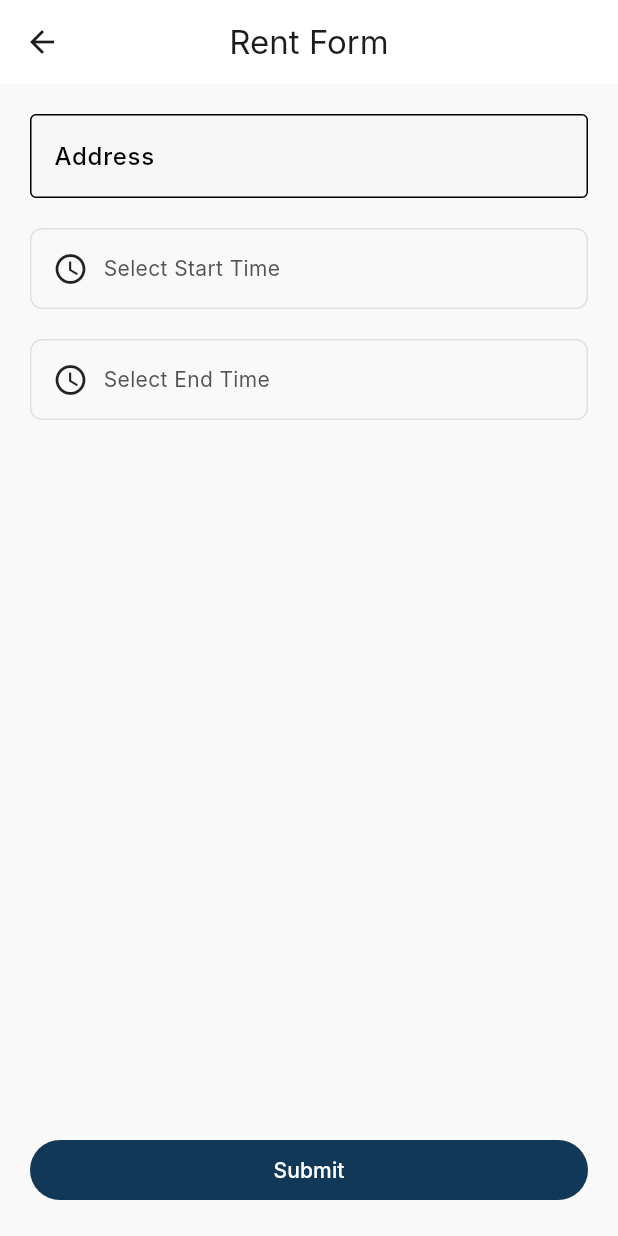
After one commit to alkaffdt/motorent_cons, a Flutter app: the RentFormPage screen opened directly, on a phone screen of 412 x 824 dp. The commit adds this screen. Run offline on Flutter 3.47's test engine with Material 3 defaults, Android fonts, the phone set to English and light mode, and no system bars; our stand-ins replace flutter_riverpod, supabase, supabase_flutter; accounts and stored records are empty; Roboto replaces fonts that are missing (Inter); statements that could not run were skipped.

Commit message:
feat: add rent_form_page

```diff
--- a/lib/features/home/presentation/widgets/rent_button.dart
+++ b/lib/features/home/presentation/widgets/rent_button.dart
@@ -1,7 +1,10 @@
 import 'package:flutter/material.dart';
 import 'package:flutter_riverpod/flutter_riverpod.dart';
+import 'package:motorent_cons/extensions/navigation_extension.dart';
 import 'package:motorent_cons/features/auth/presentation/widgets/login_dialog.dart';
 import 'package:motorent_cons/features/auth/presentation/providers/auth_providers.dart';
+import 'package:motorent_cons/features/rent_form/presentation/screens/rent_form_page.dart';
+import 'package:motorent_cons/themes/app_colors.dart';
 
 class PurchaseButton extends ConsumerWidget {
   final bool isVisible;
@@ -33,6 +36,8 @@ class PurchaseButton extends ConsumerWidget {
 
                   if (!loggedIn) {
                     LoginDialog.show(context);
+                  } else {
+                    context.push(RentFormPage());
                   }
                 },
                 child: const Text("Let's rent"),
--- /dev/null
+++ b/lib/features/rent_form/presentation/screens/rent_form_page.dart
@@ -0,0 +1,135 @@
+import 'package:flutter/material.dart';
+import 'package:flutter_riverpod/flutter_riverpod.dart';
+import 'package:motorent_cons/features/rent_form/presentation/providers/rent_form_controller.dart';
+
+class RentFormPage extends ConsumerWidget {
+  const RentFormPage({super.key});
+
+  Future<DateTime?> _pickDateTime(BuildContext context) async {
+    final date = await showDatePicker(
+      context: context,
+      firstDate: DateTime.now(),
+      lastDate: DateTime(2100),
+      initialDate: DateTime.now(),
+    );
+
+    if (date == null) return null;
+
+    final time = await showTimePicker(
+      context: context,
+      initialTime: TimeOfDay.now(),
+    );
+
+    if (time == null) return null;
+
+    return DateTime(date.year, date.month, date.day, time.hour, time.minute);
+  }
+
+  @override
+  Widget build(BuildContext context, WidgetRef ref) {
+    final state = ref.watch(rentFormProvider);
+    final notifier = ref.read(rentFormProvider.notifier);
+
+    return Scaffold(
+      appBar: AppBar(title: const Text("Rent Form")),
+      body: Padding(
+        padding: const EdgeInsets.all(20),
+        child: Column(
+          crossAxisAlignment: CrossAxisAlignment.start,
+          children: [
+            // Address Field
+            TextField(
+              decoration: const InputDecoration(
+                labelText: "Address",
+                border: OutlineInputBorder(),
+              ),
+              onChanged: notifier.setAddress,
+            ),
+
+            const SizedBox(height: 20),
+
+            // Start DateTime Picker
+            InkWell(
+              onTap: () async {
+                final result = await _pickDateTime(context);
+                if (result != null) notifier.setStartDateTime(result);
+              },
+              child: Container(
+                padding: const EdgeInsets.all(14),
+                decoration: BoxDecoration(
+                  border: Border.all(color: Colors.grey.shade300),
+                  borderRadius: BorderRadius.circular(8),
+                ),
+                child: Row(
+                  children: [
+                    const Icon(Icons.schedule),
+                    const SizedBox(width: 10),
+                    Text(
+                      state.startDateTime == null
+                          ? "Select Start Time"
+                          : state.startDateTime.toString(),
+                    ),
+                  ],
+                ),
+              ),
+            ),
+
+            const SizedBox(height: 20),
+
+            // End DateTime Picker
+            InkWell(
+              onTap: () async {
+                final result = await _pickDateTime(context);
+                if (result != null) notifier.setEndDateTime(result);
+              },
+              child: Container(
+                padding: const EdgeInsets.all(14),
+                decoration: BoxDecoration(
+                  border: Border.all(color: Colors.grey.shade300),
+                  borderRadius: BorderRadius.circular(8),
+                ),
+                child: Row(
+                  children: [
+                    const Icon(Icons.schedule_outlined),
+                    const SizedBox(width: 10),
+                    Text(
+                      state.endDateTime == null
+                          ? "Select End Time"
+                          : state.endDateTime.toString(),
+                    ),
+                  ],
+                ),
+              ),
+            ),
+
+            const Spacer(),
+
+            // Submit Button
+            SizedBox(
+              width: double.infinity,
+              child: FilledButton(
+                onPressed: () {
+                  if (state.address.isEmpty ||
+                      state.startDateTime == null ||
+                      state.endDateTime == null) {
+                    ScaffoldMessenger.of(context).showSnackBar(
+                      const SnackBar(content: Text("Please fill all fields.")),
+                    );
+                    return;
+                  }
+
+                  // TODO: connect with Supabase insert()
+
+                  ScaffoldMessenger.of(context).showSnackBar(
+                    const SnackBar(content: Text("Rental submitted!")),
+                  );
+                },
+                child: const Text("Submit"),
+              ),
+            ),
+          ],
+        ),
+      ),
+    );
+  }
+}
--- a/lib/themes/app_colors.dart
+++ b/lib/themes/app_colors.dart
@@ -1,9 +1,13 @@
 import 'package:flutter/material.dart';
 
 class AppColors {
-  static const Color primary = Color(0xFF2DD379);
+  static const Color primary = Color(0xFF113856);
   static const Color primaryDark = Color(0xFF1BB162);
   static const Color primaryLight = Color(0xFF6EF2A8);
+  //
+  static const Color secondary = Color(0xFF3FC0C0);
+  static const Color secondaryDark = Color(0xFF1BB162);
+  static const Color secondaryLight = Color(0xFF6EF2A8);
 
   static const Color black = Color(0xFF000000);
   static const Color darkGrey = Color(0xFF2E2E2E);
```
Also changed, not shown: lib/features/rent_form/data/models/rent_submit_dto.dart (added, +77 -0 lines), lib/features/rent_form/domain/models/rent_form_state.dart (+7 -11 lines), lib/features/rent_form/presentation/providers/rent_form_controller.dart (+19 -6 lines), lib/features/rent_form/presentation/screens/rent_form_screen.dart (deleted, +0 -25 lines).
